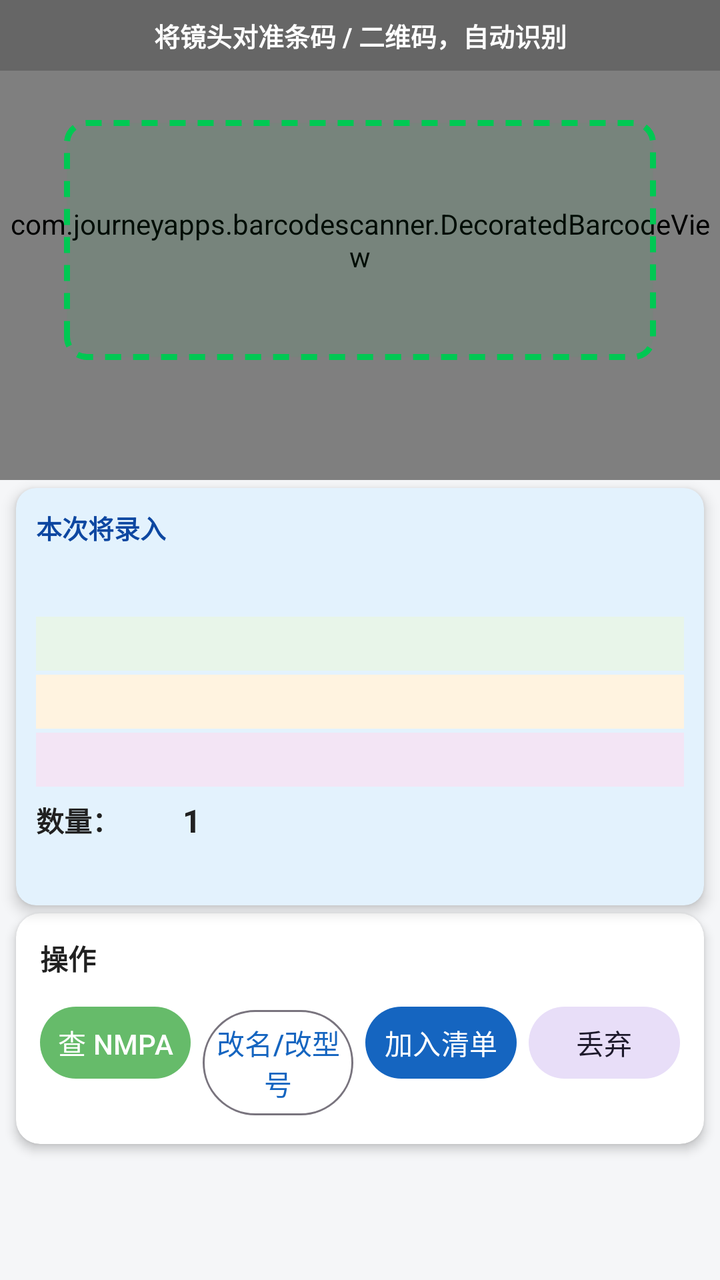
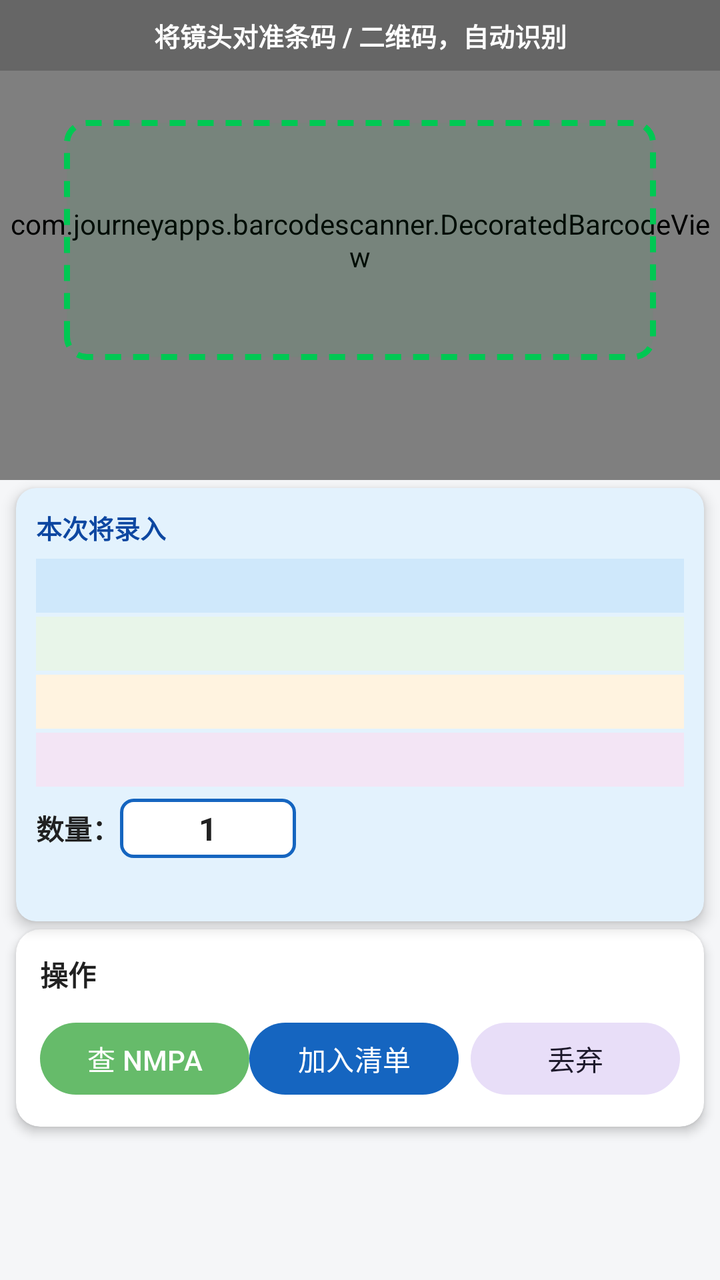

Compare the two renders of this Android layout. The source of the first and the diff that turns it into the second are given below.
<!-- AndroidManifest.xml: application theme Theme.UdiScan -->
<!-- res/layout/fragment_scan.xml -->
<?xml version="1.0" encoding="utf-8"?>

<LinearLayout xmlns:android="http://schemas.android.com/apk/res/android"
    xmlns:app="http://schemas.android.com/apk/res-auto"
    android:layout_width="match_parent"
    android:layout_height="match_parent"
    android:orientation="vertical"
    android:background="@color/bg"
    android:fitsSystemWindows="true">

    
    <FrameLayout
        android:layout_width="match_parent"
        android:layout_height="240dp">

        <com.journeyapps.barcodescanner.DecoratedBarcodeView
            android:id="@+id/barcode_scanner"
            android:layout_width="match_parent"
            android:layout_height="match_parent" />

        
        <TextView
            android:id="@+id/scan_tip"
            android:layout_width="match_parent"
            android:layout_height="wrap_content"
            android:layout_gravity="top"
            android:background="#33000000"
            android:gravity="center"
            android:paddingVertical="8dp"
            android:text="将镜头对准条码 / 二维码，自动识别"
            android:textColor="#ffffff"
            android:textSize="13sp"
            android:textStyle="bold" />

        
        <LinearLayout
            android:layout_width="match_parent"
            android:layout_height="match_parent"
            android:orientation="vertical"
            android:gravity="center"
            android:padding="32dp"
            android:clickable="false"
            android:focusable="false"
            android:importantForAccessibility="no">

            <View
                android:layout_width="match_parent"
                android:layout_height="0dp"
                android:layout_weight="1" />

            <View
                android:layout_width="match_parent"
                android:layout_height="120dp"
                android:background="@drawable/scan_frame" />

            <View
                android:layout_width="match_parent"
                android:layout_height=" 0dp"
                android:layout_weight="1" />
        </LinearLayout>

        
        <TextView
            android:id="@+id/scan_flash"
            android:layout_width="match_parent"
            android:layout_height="wrap_content"
            android:layout_gravity="top"
            android:gravity="center"
            android:padding="10dp"
            android:textColor="#ffffff"
            android:textSize="14sp"
            android:textStyle="bold"
            android:visibility="gone" />
    </FrameLayout>

    
    <TextView
        android:id="@+id/tv_product_top"
        android:layout_width="match_parent"
        android:layout_height="wrap_content"
        android:layout_marginStart="8dp"
        android:layout_marginEnd="8dp"
        android:layout_marginTop="4dp"
        android:background="@drawable/bg_product_top"
        android:gravity="center"
        android:paddingVertical="10dp"
        android:paddingHorizontal="12dp"
        android:textColor="#ffffff"
        android:textSize="16sp"
        android:textStyle="bold"
        android:visibility="gone" />

    
    <androidx.cardview.widget.CardView
        android:layout_width="match_parent"
        android:layout_height="wrap_content"
        android:layout_marginStart="8dp"
        android:layout_marginEnd="8dp"
        android:layout_marginTop="4dp"
        app:cardCornerRadius="10dp"
        app:cardBackgroundColor="#E3F2FD"
        app:cardElevation="4dp"
        app:strokeColor="@color/primary"
        app:strokeWidth="2dp">

        <LinearLayout
            android:layout_width="match_parent"
            android:layout_height="wrap_content"
            android:orientation="vertical"
            android:padding="10dp">

            
            <LinearLayout
                android:layout_width="match_parent"
                android:layout_height="wrap_content"
                android:orientation="horizontal"
                android:gravity="center_vertical">

                <TextView
                    android:layout_width="0dp"
                    android:layout_height="wrap_content"
                    android:layout_weight="1"
                    android:text="@string/preview_title"
                    android:textStyle="bold"
                    android:textSize="13sp"
                    android:textColor="@color/primary_dark" />
            </LinearLayout>

            
            <TextView
                android:id="@+id/tv_line_udi"
                android:layout_width="match_parent"
                android:layout_height="wrap_content"
                android:layout_marginTop="6dp"
                android:textSize="14sp"
                android:textColor="@color/text_main"
                android:background="#E3F2FD"
                android:paddingStart="8dp"
                android:paddingEnd="8dp"
                android:paddingTop="4dp"
                android:paddingBottom="4dp" />

            
            <TextView
                android:id="@+id/tv_line_batch"
                android:layout_width="match_parent"
                android:layout_height="wrap_content"
                android:layout_marginTop="2dp"
                android:textSize="14sp"
                android:textColor="@color/text_main"
                android:background="#E8F5E9"
                android:paddingStart="8dp"
                android:paddingEnd="8dp"
                android:paddingTop="4dp"
                android:paddingBottom="4dp" />

            
            <TextView
                android:id="@+id/tv_line_expiry"
                android:layout_width="match_parent"
                android:layout_height="wrap_content"
                android:layout_marginTop="2dp"
                android:textSize="14sp"
                android:textColor="@color/text_main"
                android:background="#FFF3E0"
                android:paddingStart="8dp"
                android:paddingEnd="8dp"
                android:paddingTop="4dp"
                android:paddingBottom="4dp" />

            
            <TextView
                android:id="@+id/tv_line_prod"
                android:layout_width="match_parent"
                android:layout_height="wrap_content"
                android:layout_marginTop="2dp"
                android:textSize="14sp"
                android:textColor="@color/text_main"
                android:background="#F3E5F5"
                android:paddingStart="8dp"
                android:paddingEnd="8dp"
                android:paddingTop="4dp"
                android:paddingBottom="4dp" />

            
            <TextView
                android:id="@+id/tv_line_serial"
                android:layout_width="match_parent"
                android:layout_height="wrap_content"
                android:layout_marginTop="2dp"
                android:textSize="14sp"
                android:textColor="@color/text_main"
                android:visibility="gone"
                android:background="#FCE4EC"
                android:paddingStart="8dp"
                android:paddingEnd="8dp"
                android:paddingTop="4dp"
                android:paddingBottom="4dp" />

            
            <LinearLayout
                android:layout_width="match_parent"
                android:layout_height="wrap_content"
                android:orientation="horizontal"
                android:gravity="center_vertical"
                android:layout_marginTop="6dp">

                <TextView
                    android:layout_width="wrap_content"
                    android:layout_height="wrap_content"
                    android:text="数量："
                    android:textSize="14sp"
                    android:textStyle="bold"
                    android:textColor="@color/text_main" />

                <EditText
                    android:id="@+id/et_qty"
                    android:layout_width="72dp"
                    android:layout_height="wrap_content"
                    android:inputType="number"
                    android:gravity="center"
                    android:background="@android:color/transparent"
                    android:text="1"
                    android:textSize="16sp"
                    android:textStyle="bold"
                    android:textColor="@color/text_main" />
            </LinearLayout>

            
            <TextView
                android:id="@+id/tv_preview_hint"
                android:layout_width="match_parent"
                android:layout_height="wrap_content"
                android:layout_marginTop="4dp"
                android:textColor="@color/text_sub"
                android:textSize="13sp" />
        </LinearLayout>
    </androidx.cardview.widget.CardView>

    
    <androidx.cardview.widget.CardView
        android:layout_width="match_parent"
        android:layout_height="wrap_content"
        android:layout_marginStart="8dp"
        android:layout_marginEnd="8dp"
        android:layout_marginBottom="8dp"
        android:layout_marginTop="4dp"
        app:cardCornerRadius="12dp"
        app:cardBackgroundColor="@color/card"
        app:cardElevation="3dp">

        <LinearLayout
            android:layout_width="match_parent"
            android:layout_height="wrap_content"
            android:orientation="vertical"
            android:padding="12dp">

            <TextView
                android:layout_width="wrap_content"
                android:layout_height="wrap_content"
                android:text="操作"
                android:textStyle="bold"
                android:textSize="14sp"
                android:textColor="@color/text_main" />

            <LinearLayout
                android:layout_width="match_parent"
                android:layout_height="wrap_content"
                android:orientation="horizontal"
                android:layout_marginTop="10dp">

                <Button
                    android:id="@+id/btn_query"
                    style="@style/Widget.Material3.Button"
                    android:layout_width="0dp"
                    android:layout_height="wrap_content"
                    android:layout_weight="1"
                    android:minWidth="0dp"
                    android:minHeight="44dp"
                    android:paddingHorizontal="6dp"
                    android:gravity="center"
                    android:includeFontPadding="false"
                    android:text="@string/btn_query"
                    android:textColor="#ffffff"
                    app:backgroundTint="@color/btn_query_green" />

                <Button
                    android:id="@+id/btn_edit_name"
                    style="@style/Widget.Material3.Button.OutlinedButton"
                    android:layout_width="0dp"
                    android:layout_height="wrap_content"
                    android:layout_weight="1"
                    android:layout_marginStart="6dp"
                    android:layout_marginEnd="6dp"
                    android:minWidth="0dp"
                    android:minHeight="44dp"
                    android:paddingHorizontal="6dp"
                    android:gravity="center"
                    android:includeFontPadding="false"
                    android:text="改名/改型号" />

                <Button
                    android:id="@+id/btn_add"
                    android:layout_width="0dp"
                    android:layout_height="wrap_content"
                    android:layout_weight="1"
                    android:layout_marginEnd="6dp"
                    android:minWidth="0dp"
                    android:minHeight="44dp"
                    android:paddingHorizontal="6dp"
                    android:gravity="center"
                    android:includeFontPadding="false"
                    android:text="@string/btn_add"
                    android:textColor="#ffffff"
                    app:backgroundTint="@color/primary" />

                <Button
                    android:id="@+id/btn_discard"
                    style="@style/Widget.Material3.Button.TonalButton"
                    android:layout_width="0dp"
                    android:layout_height="wrap_content"
                    android:layout_weight="1"
                    android:minWidth="0dp"
                    android:minHeight="44dp"
                    android:paddingHorizontal="6dp"
                    android:gravity="center"
                    android:includeFontPadding="false"
                    android:text="@string/btn_discard" />
            </LinearLayout>
        </LinearLayout>
    </androidx.cardview.widget.CardView>

</LinearLayout>
<!-- resources referenced by this layout -->
<resources>
  <color name="bg">#F5F6F8</color>
  <color name="btn_query_green">#66BB6A</color>
  <color name="card">#FFFFFF</color>
  <color name="primary">#1565C0</color>
  <color name="primary_dark">#0D47A1</color>
  <color name="text_main">#212121</color>
  <color name="text_sub">#757575</color>
  <!-- drawable bg_product_top (drawable) -->
  <?xml version="1.0" encoding="utf-8"?>
  <shape xmlns:android="http://schemas.android.com/apk/res/android"
      android:shape="rectangle">
      <solid android:color="@color/primary_dark" />
      <corners android:radius="10dp" />
  </shape>
  <!-- drawable scan_frame (drawable) -->
  <?xml version="1.0" encoding="utf-8"?>
  <shape xmlns:android="http://schemas.android.com/apk/res/android"
      android:shape="rectangle">
      
      <stroke
          android:width="3dp"
          android:color="#00C853"
          android:dashWidth="8dp"
          android:dashGap="6dp" />
      <solid android:color="#1000C853" />
      <corners android:radius="10dp" />
  </shape>
  <string name="btn_add">加入清单</string>
  <string name="btn_discard">丢弃</string>
  <string name="btn_query">查 NMPA</string>
  <string name="preview_title">本次将录入</string>
  <style name="Theme.UdiScan" parent="Theme.Material3.DayNight.NoActionBar">
          <item name="colorPrimary">@color/primary</item>
          <item name="colorPrimaryDark">@color/primary_dark</item>
          <item name="colorAccent">@color/accent</item>
          <item name="android:colorBackground">@color/bg</item>
          <item name="android:statusBarColor">@color/primary_dark</item>
      </style>
  <color name="accent">#FF6F00</color>
</resources>

<!-- the commit's change to res/layout/fragment_scan.xml (unified diff, before → after) -->
@@ -124,6 +124,21 @@
                     android:textStyle="bold"
                     android:textSize="13sp"
                     android:textColor="@color/primary_dark" />
+
+                <Button
+                    android:id="@+id/btn_edit_name"
+                    android:layout_width="wrap_content"
+                    android:layout_height="wrap_content"
+                    android:minWidth="0dp"
+                    android:minHeight="34dp"
+                    android:paddingHorizontal="12dp"
+                    android:includeFontPadding="false"
+                    android:gravity="center"
+                    android:text="@string/btn_custom_dict"
+                    android:textSize="13sp"
+                    android:textColor="#FFFFFF"
+                    android:background="#FCE4EC"
+                    android:visibility="gone" />
             </LinearLayout>
 
             
@@ -134,7 +149,7 @@
                 android:layout_marginTop="6dp"
                 android:textSize="14sp"
                 android:textColor="@color/text_main"
-                android:background="#E3F2FD"
+                android:background="#CFE8FB"
                 android:paddingStart="8dp"
                 android:paddingEnd="8dp"
                 android:paddingTop="4dp"
@@ -215,11 +230,13 @@
 
                 <EditText
                     android:id="@+id/et_qty"
-                    android:layout_width="72dp"
+                    android:layout_width="88dp"
                     android:layout_height="wrap_content"
                     android:inputType="number"
                     android:gravity="center"
-                    android:background="@android:color/transparent"
+                    android:background="@drawable/bg_qty"
+                    android:paddingVertical="4dp"
+                    android:paddingHorizontal="6dp"
                     android:text="1"
                     android:textSize="16sp"
                     android:textStyle="bold"
@@ -285,21 +302,6 @@
                     app:backgroundTint="@color/btn_query_green" />
 
                 <Button
-                    android:id="@+id/btn_edit_name"
-                    style="@style/Widget.Material3.Button.OutlinedButton"
-                    android:layout_width="0dp"
-                    android:layout_height="wrap_content"
-                    android:layout_weight="1"
-                    android:layout_marginStart="6dp"
-                    android:layout_marginEnd="6dp"
-                    android:minWidth="0dp"
-                    android:minHeight="44dp"
-                    android:paddingHorizontal="6dp"
-                    android:gravity="center"
-                    android:includeFontPadding="false"
-                    android:text="改名/改型号" />
-
-                <Button
                     android:id="@+id/btn_add"
                     android:layout_width="0dp"
                     android:layout_height="wrap_content"
<!-- resource entries referenced after the edit -->
@@ -14,6 +14,14 @@
       <solid android:color="@color/primary_dark" />
       <corners android:radius="10dp" />
   </shape>
+  <!-- drawable bg_qty (drawable) -->
+  <?xml version="1.0" encoding="utf-8"?>
+  <shape xmlns:android="http://schemas.android.com/apk/res/android"
+      android:shape="rectangle">
+      <solid android:color="#FFFFFF" />
+      <stroke android:width="1.5dp" android:color="@color/primary" />
+      <corners android:radius="6dp" />
+  </shape>
   <!-- drawable scan_frame (drawable) -->
   <?xml version="1.0" encoding="utf-8"?>
   <shape xmlns:android="http://schemas.android.com/apk/res/android"
@@ -28,6 +36,7 @@
       <corners android:radius="10dp" />
   </shape>
   <string name="btn_add">加入清单</string>
+  <string name="btn_custom_dict">自定义字典</string>
   <string name="btn_discard">丢弃</string>
   <string name="btn_query">查 NMPA</string>
   <string name="preview_title">本次将录入</string>
